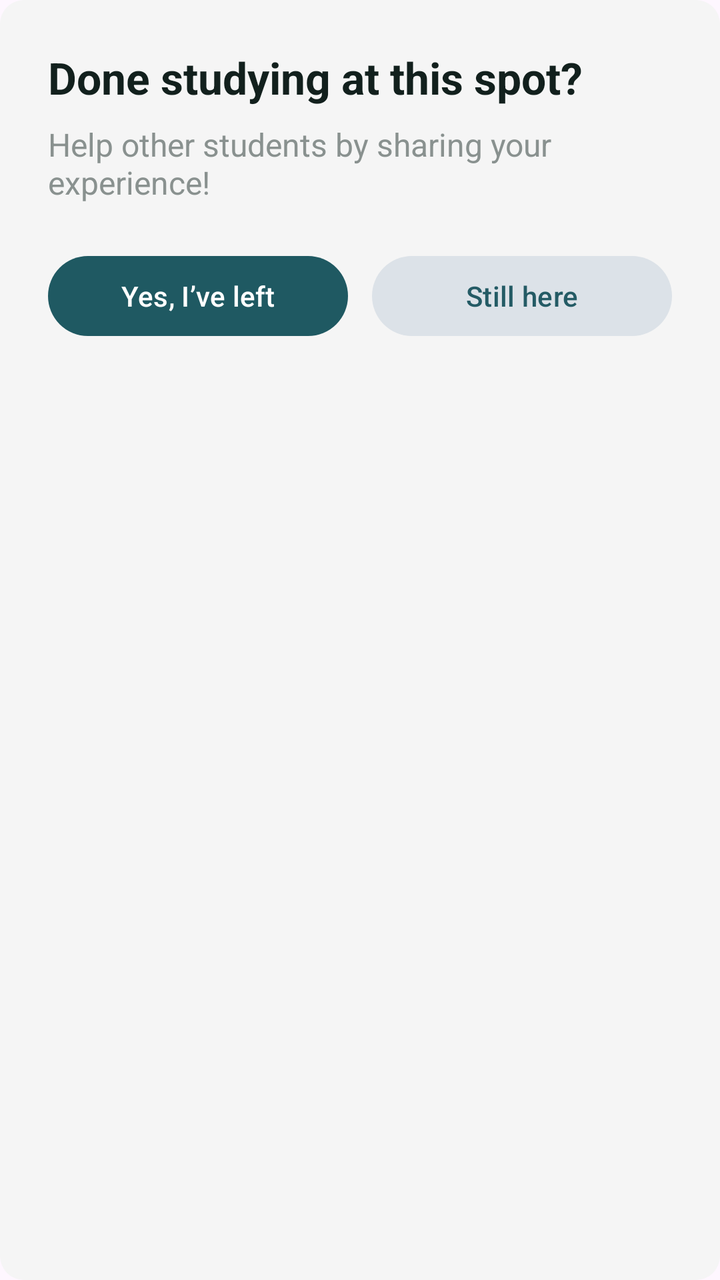
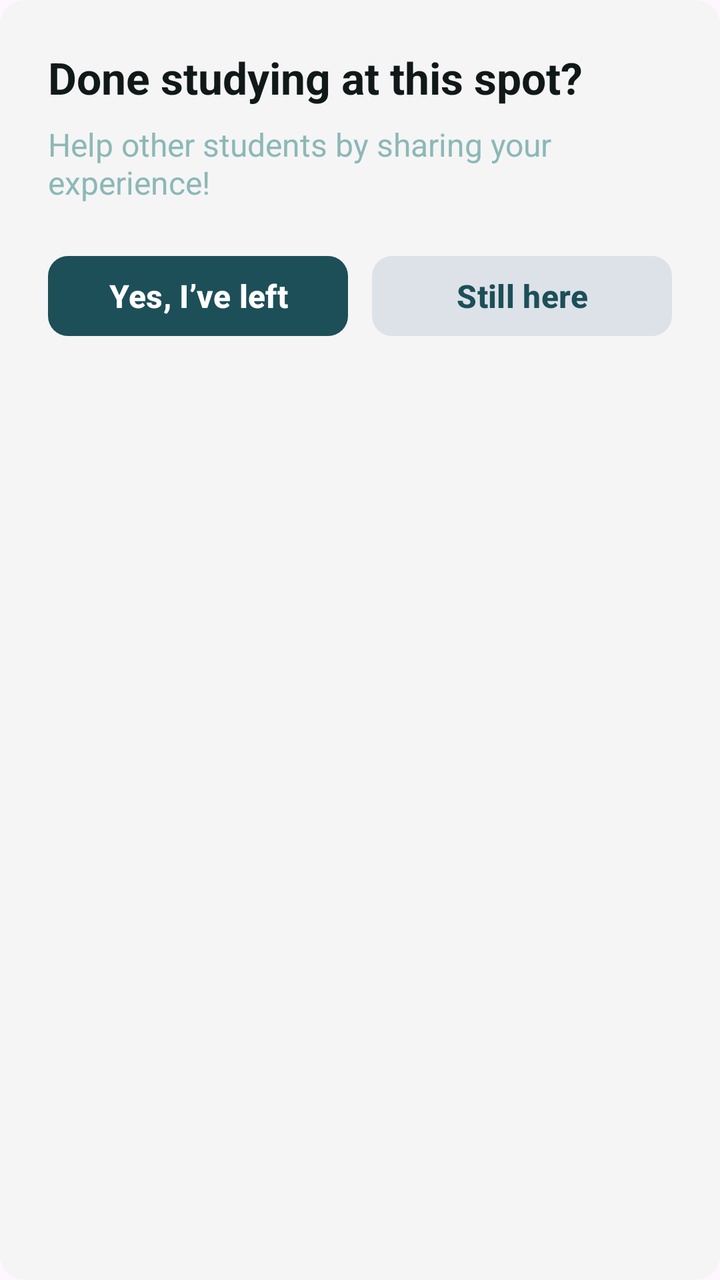

Before-and-after screenshots of an Android layout around one commit, followed by the original layout XML and the change that was made.
<!-- AndroidManifest.xml: application theme Theme.StudyPin -->
<!-- res/layout/dialog_leave_spot.xml -->
<?xml version="1.0" encoding="utf-8"?>
<LinearLayout xmlns:android="http://schemas.android.com/apk/res/android"
    xmlns:app="http://schemas.android.com/apk/res-auto"
    android:layout_width="match_parent"
    android:layout_height="wrap_content"
    android:orientation="vertical"
    android:padding="24dp"
    android:background="@drawable/bg_subtle_box">

    <TextView
        android:id="@+id/dialogTitle"
        android:layout_width="match_parent"
        android:layout_height="wrap_content"
        android:text="Done studying at this spot?"
        android:textColor="#12201D"
        android:textSize="22sp"
        android:textStyle="bold" />

    <TextView
        android:layout_width="match_parent"
        android:layout_height="wrap_content"
        android:layout_marginTop="8dp"
        android:text="Help other students by sharing your experience!"
        android:textColor="#89918F"
        android:textSize="16sp" />

    <LinearLayout
        android:layout_width="match_parent"
        android:layout_height="wrap_content"
        android:layout_marginTop="22dp"
        android:orientation="horizontal">

        <com.google.android.material.button.MaterialButton
            android:id="@+id/btnLeft"
            android:layout_width="0dp"
            android:layout_height="wrap_content"
            android:layout_weight="1"
            android:text="Yes, I’ve left"
            android:textColor="#FFFFFF"
            app:backgroundTint="#1F5962" />

        <com.google.android.material.button.MaterialButton
            android:id="@+id/btnStillHere"
            android:layout_width="0dp"
            android:layout_height="wrap_content"
            android:layout_marginStart="12dp"
            android:layout_weight="1"
            android:text="Still here"
            android:textColor="#245B65"
            app:backgroundTint="#DCE2E8" />
    </LinearLayout>

</LinearLayout>
<!-- resources referenced by this layout -->
<resources>
  <!-- drawable bg_subtle_box (drawable) -->
  <?xml version="1.0" encoding="utf-8"?>
  <shape xmlns:android="http://schemas.android.com/apk/res/android">
      <solid android:color="@color/subtle_box_bg" />
      <corners android:radius="12dp" />
  </shape>
  <style name="Theme.StudyPin" parent="Base.Theme.StudyPin" />
  <color name="subtle_box_bg">#F5F5F5</color>
  <style name="Base.Theme.StudyPin" parent="Theme.Material3.DayNight.NoActionBar">
          
          
          <item name="colorSurface">@color/surface_color</item>
      </style>
  <color name="surface_color">#FFFFFF</color>
</resources>

<!-- the commit's change to res/layout/dialog_leave_spot.xml (unified diff, before → after) -->
@@ -12,7 +12,7 @@
         android:layout_width="match_parent"
         android:layout_height="wrap_content"
         android:text="Done studying at this spot?"
-        android:textColor="#12201D"
+        android:textColor="@color/text_primary"
         android:textSize="22sp"
         android:textStyle="bold" />
 
@@ -21,7 +21,7 @@
         android:layout_height="wrap_content"
         android:layout_marginTop="8dp"
         android:text="Help other students by sharing your experience!"
-        android:textColor="#89918F"
+        android:textColor="@color/surface_muted"
         android:textSize="16sp" />
 
     <LinearLayout
@@ -32,22 +32,20 @@
 
         <com.google.android.material.button.MaterialButton
             android:id="@+id/btnLeft"
+            style="@style/Widget.StudyPin.Button.Primary"
             android:layout_width="0dp"
             android:layout_height="wrap_content"
             android:layout_weight="1"
-            android:text="Yes, I’ve left"
-            android:textColor="#FFFFFF"
-            app:backgroundTint="#1F5962" />
+            android:text="Yes, I’ve left" />
 
         <com.google.android.material.button.MaterialButton
             android:id="@+id/btnStillHere"
+            style="@style/Widget.StudyPin.Button.Secondary"
             android:layout_width="0dp"
             android:layout_height="wrap_content"
             android:layout_marginStart="12dp"
             android:layout_weight="1"
-            android:text="Still here"
-            android:textColor="#245B65"
-            app:backgroundTint="#DCE2E8" />
+            android:text="Still here" />
     </LinearLayout>
 
 </LinearLayout>
<!-- resource entries referenced after the edit -->
@@ -1,18 +1,57 @@
 <!-- resources referenced by this layout -->
 <resources>
+  <color name="surface_muted">#8CB8B7</color>
+  <color name="text_primary">#101918</color>
   <!-- drawable bg_subtle_box (drawable) -->
   <?xml version="1.0" encoding="utf-8"?>
   <shape xmlns:android="http://schemas.android.com/apk/res/android">
       <solid android:color="@color/subtle_box_bg" />
       <corners android:radius="12dp" />
   </shape>
+  <style name="Widget.StudyPin.Button.Primary" parent="Widget.Material3.Button">
+          <item name="android:layout_height">52dp</item>
+          <item name="android:textColor">@color/surface_color</item>
+          <item name="android:textAllCaps">false</item>
+          <item name="android:textStyle">bold</item>
+          <item name="android:textSize">16sp</item>
+          <item name="backgroundTint">@color/brand_main</item>
+          <item name="cornerRadius">10dp</item>
+      </style>
+  <style name="Widget.StudyPin.Button.Secondary" parent="Widget.Material3.Button">
+          <item name="android:layout_height">52dp</item>
+          <item name="android:textColor">@color/brand_main</item>
+          <item name="android:textAllCaps">false</item>
+          <item name="android:textStyle">bold</item>
+          <item name="android:textSize">16sp</item>
+          <item name="backgroundTint">@color/button_secondary</item>
+          <item name="cornerRadius">10dp</item>
+      </style>
   <style name="Theme.StudyPin" parent="Base.Theme.StudyPin" />
   <color name="subtle_box_bg">#F5F5F5</color>
+  <color name="surface_color">#FFFFFF</color>
+  <color name="brand_main">#1D4F58</color>
+  <color name="button_secondary">#DDE2E8</color>
   <style name="Base.Theme.StudyPin" parent="Theme.Material3.DayNight.NoActionBar">
           
-          
           <item name="colorSurface">@color/surface_color</item>
+          <item name="materialAlertDialogTheme">@style/ThemeOverlay.StudyPin.MaterialAlertDialog</item>
       </style>
-  <color name="surface_color">#FFFFFF</color>
+  <style name="ThemeOverlay.StudyPin.MaterialAlertDialog" parent="ThemeOverlay.Material3.MaterialAlertDialog">
+          <item name="colorPrimary">@color/brand_main</item>
+          <item name="colorSurface">@color/surface_color</item>
+          <item name="colorOnSurface">@color/text_primary</item>
+          <item name="buttonBarPositiveButtonStyle">@style/Widget.StudyPin.Button.Text</item>
+          <item name="buttonBarNegativeButtonStyle">@style/Widget.StudyPin.Button.Text</item>
+          <item name="shapeAppearanceOverlay">@style/ShapeAppearanceOverlay.StudyPin.Dialog</item>
+      </style>
+  <style name="Widget.StudyPin.Button.Text" parent="Widget.Material3.Button.TextButton">
+          <item name="android:layout_height">52dp</item>
+          <item name="android:textColor">@color/brand_main</item>
+          <item name="android:textAllCaps">false</item>
+          <item name="android:textSize">16sp</item>
+      </style>
+  <style name="ShapeAppearanceOverlay.StudyPin.Dialog" parent="">
+          <item name="cornerSize">16dp</item>
+      </style>
 </resources>
 
